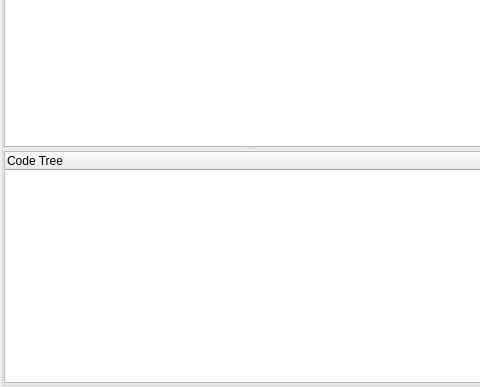
Above: src/GUI_UIs/ui_report_matching_segments.ui from Amgoth-Suresh/Qualcoder-Test before the change; both pictures show x 0 to 480 and y 193 to 580 of the 989 by 580 pixel window. Below: the same form after it.
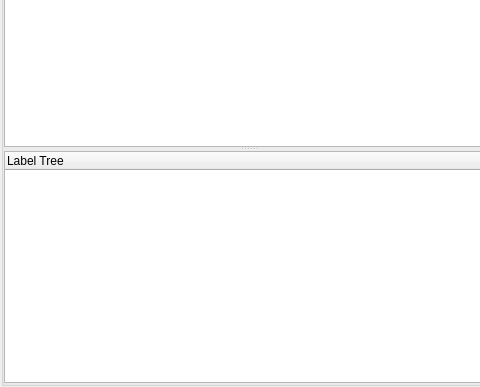
That is the form after the change.

Commit message: Changed software layout  names from Coding, Codes to Labeling and Labels

The edit to the form file:
```diff
--- a/src/GUI_UIs/ui_report_matching_segments.ui
+++ b/src/GUI_UIs/ui_report_matching_segments.ui
@@ -268,7 +268,7 @@
          <widget class="QTreeWidget" name="treeWidget">
           <column>
            <property name="text">
-            <string notr="true">Code Tree</string>
+            <string notr="true">Label Tree</string>
            </property>
           </column>
          </widget>
```
The commit also changes 54 other files.
